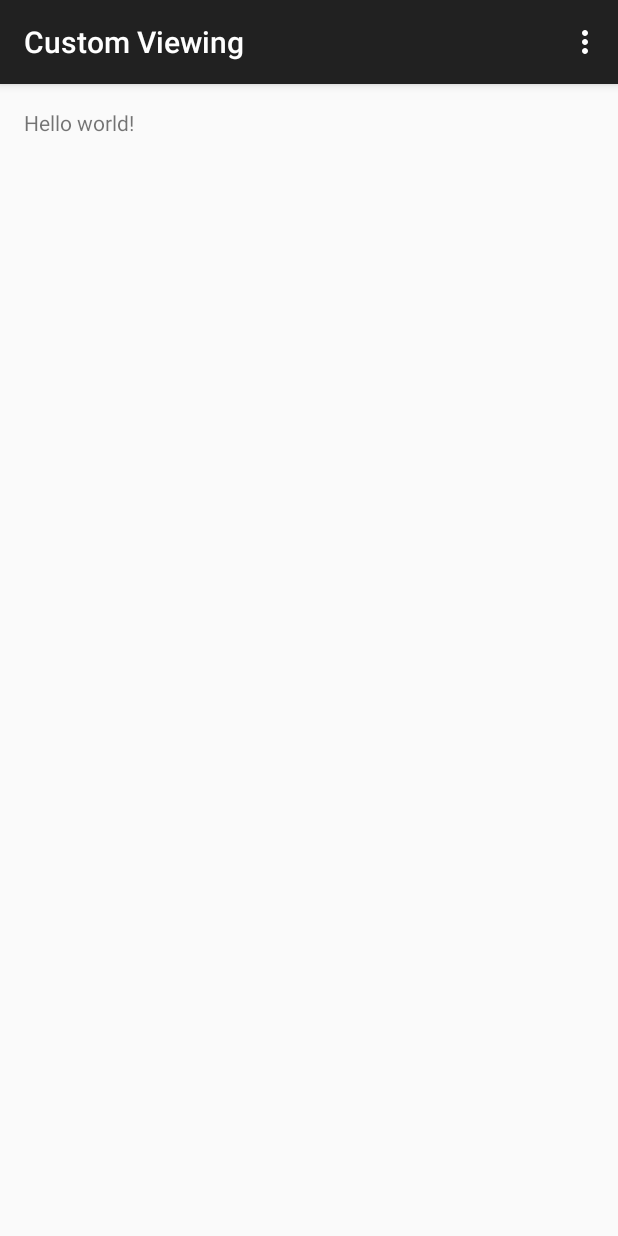
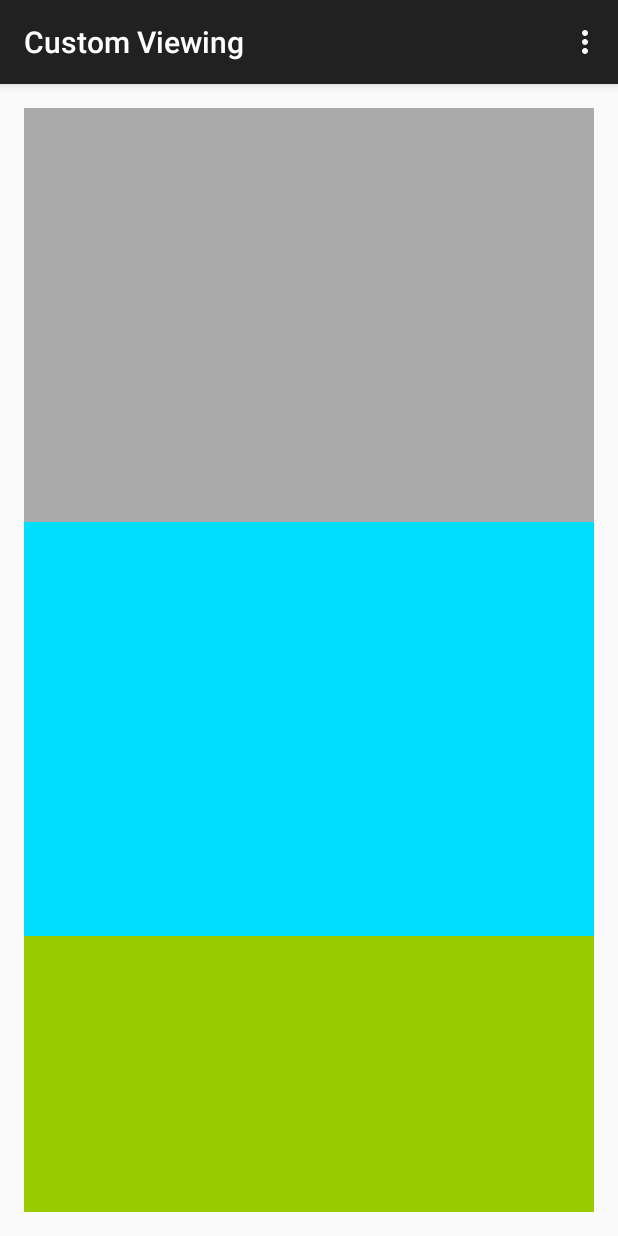
Before and after one commit to petzel/CustomViews, an Android app: the screen it shows after launch (MainActivity), on a phone screen of 412 x 824 dp. Run offline under Robolectric (Android 15) with nearby library versions, the phone set to English and light mode, and no system bars; libraries missing offline, so code that uses them is left out: com.squareup.otto; 3 statements that could not run were skipped.

Commit message:
Adds Logging framework, and initial Verbose layouts

```diff
--- a/app/build.gradle
+++ b/app/build.gradle
@@ -22,4 +22,5 @@ android {
 dependencies {
     compile fileTree(dir: 'libs', include: ['*.jar'])
     compile 'com.android.support:appcompat-v7:22.0.0'
+    compile 'com.squareup:otto:1.3.6'
 }
--- a/app/src/main/AndroidManifest.xml
+++ b/app/src/main/AndroidManifest.xml
@@ -6,6 +6,7 @@
         android:allowBackup="true"
         android:icon="@mipmap/ic_launcher"
         android:label="@string/app_name"
+        android:name=".MyApplication"
         android:theme="@style/AppTheme" >
         <activity
             android:name=".MainActivity"
--- /dev/null
+++ b/app/src/main/java/com/ericpetzel/customviewing/LogUtils.java
@@ -0,0 +1,32 @@
+package com.ericpetzel.customviewing;
+
+import android.view.View;
+import android.view.ViewGroup;
+
+import com.ericpetzel.customviewing.events.LogEvent;
+
+public class LogUtils {
+    public static void onMeasure(ViewGroup viewGroup, int widthMeasureSpec, int heightMeasureSpec) {
+        StringBuilder stringBuilder = new StringBuilder();
+
+        stringBuilder.append("onMeasure")
+                .append("\nwidthSize: ").append(View.MeasureSpec.getSize(widthMeasureSpec))
+                .append("\nwidthMode: ").append(getMode(widthMeasureSpec))
+                .append("\nheightSize: ").append(View.MeasureSpec.getSize(heightMeasureSpec))
+                .append("\nheightMode: ").append(getMode(heightMeasureSpec));
+
+        TheBus.getInstance().post(new LogEvent(stringBuilder.toString(), viewGroup));
+    }
+
+    private static String getMode(int measureSpec) {
+        switch (View.MeasureSpec.getMode(measureSpec)) {
+            case View.MeasureSpec.AT_MOST:
+                return "AT_MOST";
+            case View.MeasureSpec.EXACTLY:
+                return "EXACTLY";
+            case View.MeasureSpec.UNSPECIFIED:
+                return "UNSPECIFIED";
+        }
+        throw new IllegalStateException("unknown mode given measure spec " + measureSpec);
+    }
+}
--- a/app/src/main/java/com/ericpetzel/customviewing/MainActivity.java
+++ b/app/src/main/java/com/ericpetzel/customviewing/MainActivity.java
@@ -1,17 +1,60 @@
 package com.ericpetzel.customviewing;
 
+import android.os.Bundle;
 import android.support.v7.app.ActionBarActivity;
-import android.os.Bundle;
+import android.text.TextUtils;
 import android.view.Menu;
 import android.view.MenuItem;
+import android.view.View;
+import android.widget.FrameLayout;
+import android.widget.ScrollView;
+import android.widget.TextView;
+
+import com.ericpetzel.customviewing.events.LogEvent;
+import com.squareup.otto.Subscribe;
 
 
 public class MainActivity extends ActionBarActivity {
 
+    private static final String SAVED_STATE_LOGS = "ss_logs";
+
+    private FrameLayout contentFrame;
+    private TextView logTextView;
+    private StringBuffer logBuffer;
+    private ScrollView scrollView;
+
     @Override
     protected void onCreate(Bundle savedInstanceState) {
         super.onCreate(savedInstanceState);
+        logBuffer = new StringBuffer();
+        TheBus bus = TheBus.getInstance();
+        bus.register(this);
+
         setContentView(R.layout.activity_main);
+
+        contentFrame = (FrameLayout) findViewById(R.id.content_frame);
+        logTextView = (TextView) findViewById(R.id.log_tv);
+        scrollView = (ScrollView) findViewById(R.id.scroll_view);
+
+        // use a buffer until we have a reference to logTextView
+        if (!TextUtils.isEmpty(logBuffer)) {
+            logTextView.append(logBuffer.toString());
+            logBuffer.setLength(0);
+        }
+
+        scrollView.fullScroll(View.FOCUS_DOWN);
+    }
+
+    @Override
+    protected void onDestroy() {
+        TheBus.getInstance().unregister(this);
+        super.onDestroy();
+    }
+
+    @Override
+    protected void onSaveInstanceState(Bundle outState) {
+        super.onSaveInstanceState(outState);
+        outState.putString(SAVED_STATE_LOGS, logTextView.getText().toString());
     }
 
     @Override
@@ -35,4 +78,16 @@ public class MainActivity extends ActionBarActivity {
 
         return super.onOptionsItemSelected(item);
     }
+
+    @Subscribe
+    public void onLogEvent(LogEvent event) {
+        // this is here since we register before setContentView so we can capture measure logs
+        if (logTextView == null) {
+            logBuffer.append(event.message + "\n");
+            return;
+        }
+
+        logTextView.append(event.message + "\n");
+        scrollView.fullScroll(View.FOCUS_DOWN);
+    }
 }
--- /dev/null
+++ b/app/src/main/java/com/ericpetzel/customviewing/MyApplication.java
@@ -0,0 +1,18 @@
+package com.ericpetzel.customviewing;
+
+import android.app.Application;
+
+public class MyApplication extends Application {
+
+    private static MyApplication instance;
+
+    @Override
+    public void onCreate() {
+        super.onCreate();
+        instance = this;
+    }
+
+    public static MyApplication getInstance() {
+        return instance;
+    }
+}
--- /dev/null
+++ b/app/src/main/java/com/ericpetzel/customviewing/TheBus.java
@@ -0,0 +1,17 @@
+package com.ericpetzel.customviewing;
+
+import com.squareup.otto.Bus;
+
+public class TheBus extends Bus {
+
+    private static TheBus instance;
+
+    public static TheBus getInstance() {
+        if (instance == null) {
+            instance = new TheBus();
+        }
+        return instance;
+    }
+
+    private TheBus() { }
+}
--- /dev/null
+++ b/app/src/main/java/com/ericpetzel/customviewing/views/VerboseFrameLayout.java
@@ -0,0 +1,38 @@
+package com.ericpetzel.customviewing.views;
+
+import android.content.Context;
+import android.util.AttributeSet;
+import android.widget.FrameLayout;
+
+import com.ericpetzel.customviewing.LogUtils;
+import com.ericpetzel.customviewing.TheBus;
+import com.ericpetzel.customviewing.events.LogEvent;
+
+public class VerboseFrameLayout extends FrameLayout {
+
+    public VerboseFrameLayout(Context context, AttributeSet attrs, int defStyleAttr) {
+        super(context, attrs, defStyleAttr);
+        log("3 arg constructor");
+    }
+
+    public VerboseFrameLayout(Context context, AttributeSet attrs) {
+        super(context, attrs);
+        log("2 arg constructor");
+    }
+
+    public VerboseFrameLayout(Context context) {
+        super(context);
+        log("1 arg constructor");
+    }
+
+    @Override
+    protected void onMeasure(int widthMeasureSpec, int heightMeasureSpec) {
+        LogUtils.onMeasure(this, widthMeasureSpec, heightMeasureSpec);
+        super.onMeasure(widthMeasureSpec, heightMeasureSpec);
+
+    }
+
+    private void log(String event) {
+        TheBus.getInstance().post(new LogEvent(event, this));
+    }
+}
--- a/app/src/main/res/layout/activity_main.xml
+++ b/app/src/main/res/layout/activity_main.xml
@@ -1,4 +1,5 @@
-<RelativeLayout xmlns:android="http://schemas.android.com/apk/res/android"
+<LinearLayout
+    xmlns:android="http://schemas.android.com/apk/res/android"
     xmlns:tools="http://schemas.android.com/tools"
     android:layout_width="match_parent"
     android:layout_height="match_parent"
@@ -6,11 +7,36 @@
     android:paddingRight="@dimen/activity_horizontal_margin"
     android:paddingTop="@dimen/activity_vertical_margin"
     android:paddingBottom="@dimen/activity_vertical_margin"
+    android:orientation="vertical"
     tools:context=".MainActivity">
 
+    <com.ericpetzel.customviewing.views.VerboseFrameLayout
+        style="@style/AppTheme"
+        android:id="@+id/content_frame"
+        android:layout_width="match_parent"
+        android:layout_height="0dp"
+        android:background="@android:color/darker_gray"
+        android:layout_weight="1.5"/>
+
+    <com.ericpetzel.customviewing.views.VerboseFrameLayout
+        style="@style/AppTheme"
+        android:id="@+id/content_frame_two"
+        android:layout_width="match_parent"
+        android:layout_height="0dp"
+        android:background="@android:color/holo_blue_bright"
+        android:layout_weight="1.5"/>
+
+    <ScrollView
+        android:id="@+id/scroll_view"
+        android:layout_width="match_parent"
+        android:layout_height="0dp"
+        android:background="@android:color/holo_green_light"
+        android:layout_weight="1">
+
         <TextView
-        android:text="@string/hello_world"
+            android:id="@+id/log_tv"
             android:layout_width="wrap_content"
             android:layout_height="wrap_content"/>
 
-</RelativeLayout>
+    </ScrollView>
+</LinearLayout>
```
Also changed, not shown: app/src/main/java/com/ericpetzel/customviewing/events/LogEvent.java (added, +48 -0 lines), 1 other file. Lines whose indentation alone changed are shown as unchanged.
